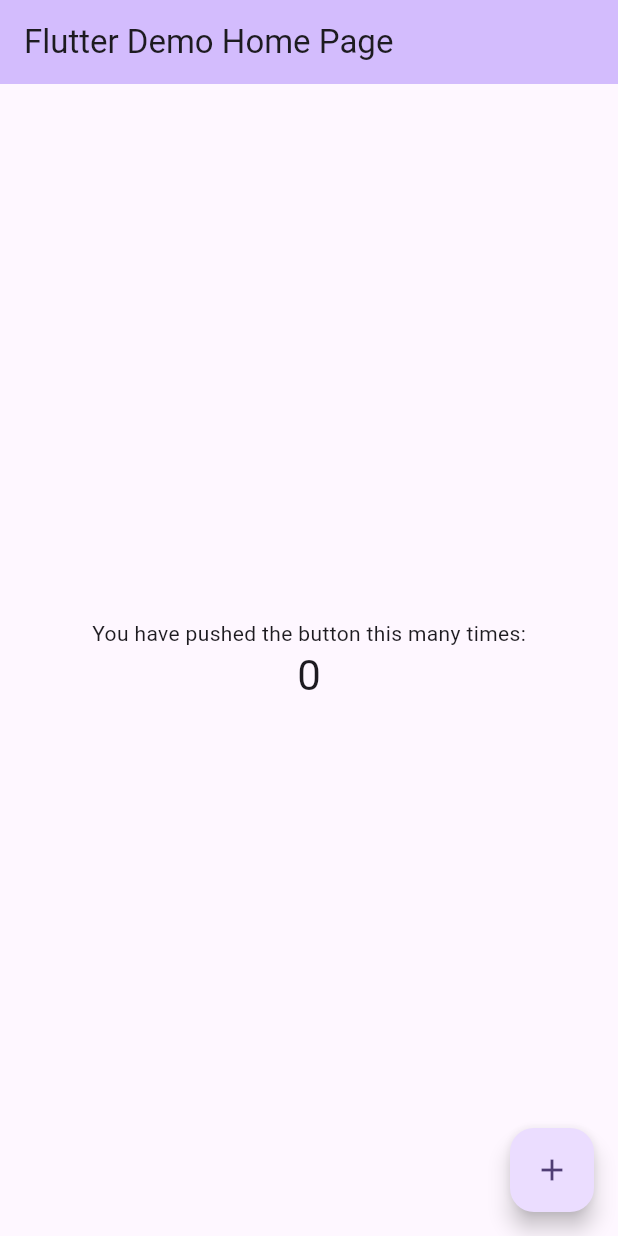
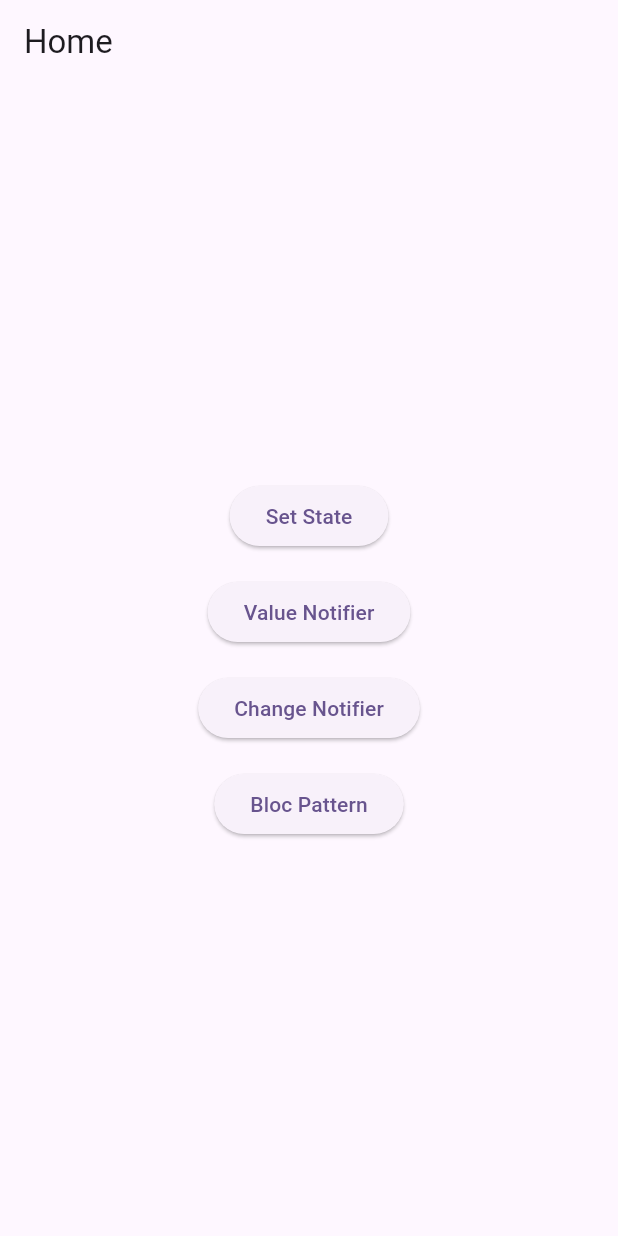
Before and after one commit to brunozupp/review_native_state_management, a Flutter app: the screen it shows after launch, on a phone screen of 412 x 824 dp. Run offline on Flutter 3.47's test engine with Material 3 defaults, Android fonts, the phone set to English and light mode, and no system bars.

Commit message:
Created the pages which ones will be used to review the topics

```diff
--- /dev/null
+++ b/lib/app/pages/home/home_page.dart
@@ -0,0 +1,59 @@
+import 'package:flutter/material.dart';
+
+class HomePage extends StatelessWidget {
+  const HomePage({super.key});
+
+  @override
+  Widget build(BuildContext context) {
+    return Scaffold(
+      appBar: AppBar(
+        title: const Text('Home'),
+      ),
+      body: Center(
+        child: Column(
+          mainAxisAlignment: MainAxisAlignment.center,
+          children: [
+            _button(
+              context: context,
+              text: "Set State",
+              route: "/set-state",
+            ),
+            _separator(),
+            _button(
+              context: context,
+              text: "Value Notifier",
+              route: "/value-notifier",
+            ),
+            _separator(),
+            _button(
+              context: context,
+              text: "Change Notifier",
+              route: "/change-notifier",
+            ),
+            _separator(),
+            _button(
+              context: context,
+              text: "Bloc Pattern",
+              route: "/bloc-pattern",
+            ),
+          ],
+        ),
+      ),
+    );
+  }
+
+  Widget _button({
+    required BuildContext context,
+    required String text,
+    required String route,
+  }) {
+    return ElevatedButton(
+      onPressed: () {
+        Navigator.of(context).pushNamed(route);
+      },
+      child: Text(text),
+    );
+  }
+
+  Widget _separator() => const SizedBox(height: 16);
+}
--- /dev/null
+++ b/lib/app/pages/set_state_page/set_state_page.dart
@@ -0,0 +1,20 @@
+import 'package:flutter/material.dart';
+
+class SetStatePage extends StatefulWidget {
+  const SetStatePage({super.key});
+
+  @override
+  State<SetStatePage> createState() => _SetStatePageState();
+}
+
+class _SetStatePageState extends State<SetStatePage> {
+  @override
+  Widget build(BuildContext context) {
+    return Scaffold(
+      appBar: AppBar(
+        title: const Text('Set State'),
+      ),
+      body: Container(),
+    );
+  }
+}
--- a/lib/main.dart
+++ b/lib/main.dart
@@ -1,4 +1,9 @@
 import 'package:flutter/material.dart';
+import 'package:review_native_state_management/app/pages/bloc_pattern_page/bloc_pattern_page.dart';
+import 'package:review_native_state_management/app/pages/change_notifier_page/change_notifier_page.dart';
+import 'package:review_native_state_management/app/pages/home/home_page.dart';
+import 'package:review_native_state_management/app/pages/set_state_page/set_state_page.dart';
+import 'package:review_native_state_management/app/pages/value_notifier_page/value_notifier_page.dart';
 
 void main() {
   runApp(const MyApp());
@@ -7,119 +12,22 @@ void main() {
 class MyApp extends StatelessWidget {
   const MyApp({super.key});
 
-  // This widget is the root of your application.
   @override
   Widget build(BuildContext context) {
     return MaterialApp(
-      title: 'Flutter Demo',
+      title: 'Native State Management',
+      debugShowCheckedModeBanner: false,
       theme: ThemeData(
-        // This is the theme of your application.
-        //
-        // TRY THIS: Try running your application with "flutter run". You'll see
-        // the application has a purple toolbar. Then, without quitting the app,
-        // try changing the seedColor in the colorScheme below to Colors.green
-        // and then invoke "hot reload" (save your changes or press the "hot
-        // reload" button in a Flutter-supported IDE, or press "r" if you used
-        // the command line to start the app).
-        //
-        // Notice that the counter didn't reset back to zero; the application
-        // state is not lost during the reload. To reset the state, use hot
-        // restart instead.
-        //
-        // This works for code too, not just values: Most code changes can be
-        // tested with just a hot reload.
         colorScheme: ColorScheme.fromSeed(seedColor: Colors.deepPurple),
         useMaterial3: true,
       ),
-      home: const MyHomePage(title: 'Flutter Demo Home Page'),
+      routes: {
+        "/": (_) => const HomePage(),
+        "/set-state": (_) => const SetStatePage(),
+        "/value-notifier": (_) => const ValueNotifierPage(),
+        "/change-notifier": (_) => const ChangeNotifierPage(),
+        "/bloc-pattern": (_) => const BlocPatternPage(),
+      },
     );
   }
 }
-
-class MyHomePage extends StatefulWidget {
-  const MyHomePage({super.key, required this.title});
-
-  // This widget is the home page of your application. It is stateful, meaning
-  // that it has a State object (defined below) that contains fields that affect
-  // how it looks.
-
-  // This class is the configuration for the state. It holds the values (in this
-  // case the title) provided by the parent (in this case the App widget) and
-  // used by the build method of the State. Fields in a Widget subclass are
-  // always marked "final".
-
-  final String title;
-
-  @override
-  State<MyHomePage> createState() => _MyHomePageState();
-}
-
-class _MyHomePageState extends State<MyHomePage> {
-  int _counter = 0;
-
-  void _incrementCounter() {
-    setState(() {
-      // This call to setState tells the Flutter framework that something has
-      // changed in this State, which causes it to rerun the build method below
-      // so that the display can reflect the updated values. If we changed
-      // _counter without calling setState(), then the build method would not be
-      // called again, and so nothing would appear to happen.
-      _counter++;
-    });
-  }
-
-  @override
-  Widget build(BuildContext context) {
-    // This method is rerun every time setState is called, for instance as done
-    // by the _incrementCounter method above.
-    //
-    // The Flutter framework has been optimized to make rerunning build methods
-    // fast, so that you can just rebuild anything that needs updating rather
-    // than having to individually change instances of widgets.
-    return Scaffold(
-      appBar: AppBar(
-        // TRY THIS: Try changing the color here to a specific color (to
-        // Colors.amber, perhaps?) and trigger a hot reload to see the AppBar
-        // change color while the other colors stay the same.
-        backgroundColor: Theme.of(context).colorScheme.inversePrimary,
-        // Here we take the value from the MyHomePage object that was created by
-        // the App.build method, and use it to set our appbar title.
-        title: Text(widget.title),
-      ),
-      body: Center(
-        // Center is a layout widget. It takes a single child and positions it
-        // in the middle of the parent.
-        child: Column(
-          // Column is also a layout widget. It takes a list of children and
-          // arranges them vertically. By default, it sizes itself to fit its
-          // children horizontally, and tries to be as tall as its parent.
-          //
-          // Column has various properties to control how it sizes itself and
-          // how it positions its children. Here we use mainAxisAlignment to
-          // center the children vertically; the main axis here is the vertical
-          // axis because Columns are vertical (the cross axis would be
-          // horizontal).
-          //
-          // TRY THIS: Invoke "debug painting" (choose the "Toggle Debug Paint"
-          // action in the IDE, or press "p" in the console), to see the
-          // wireframe for each widget.
-          mainAxisAlignment: MainAxisAlignment.center,
-          children: <Widget>[
-            const Text(
-              'You have pushed the button this many times:',
-            ),
-            Text(
-              '$_counter',
-              style: Theme.of(context).textTheme.headlineMedium,
-            ),
-          ],
-        ),
-      ),
-      floatingActionButton: FloatingActionButton(
-        onPressed: _incrementCounter,
-        tooltip: 'Increment',
-        child: const Icon(Icons.add),
-      ), // This trailing comma makes auto-formatting nicer for build methods.
-    );
-  }
-}
```
Also changed, not shown: lib/app/pages/bloc_pattern_page/bloc_pattern_page.dart (added, +16 -0 lines), lib/app/pages/change_notifier_page/change_notifier_page.dart (added, +16 -0 lines), lib/app/pages/value_notifier_page/value_notifier_page.dart (added, +16 -0 lines).
